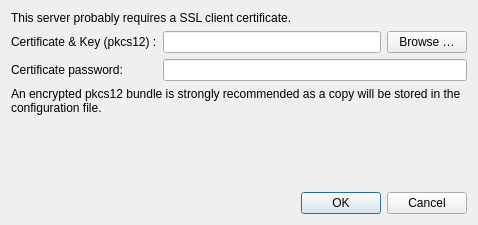
nextcloud/desktop, file src/gui/addcertificatedialog.ui: the form before one commit.
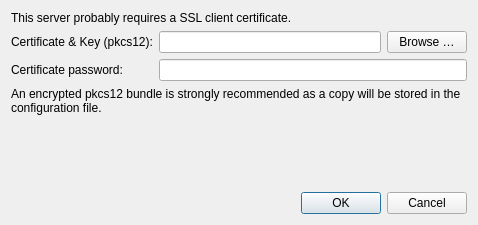
The form after the commit.

```diff
--- a/src/gui/addcertificatedialog.ui
+++ b/src/gui/addcertificatedialog.ui
@@ -32,7 +32,7 @@
      <item row="0" column="0">
       <widget class="QLabel" name="labelCertificateFile">
        <property name="text">
-        <string>Certificate &amp; Key (pkcs12) :</string>
+        <string>Certificate &amp; Key (pkcs12):</string>
        </property>
       </widget>
      </item>
```
